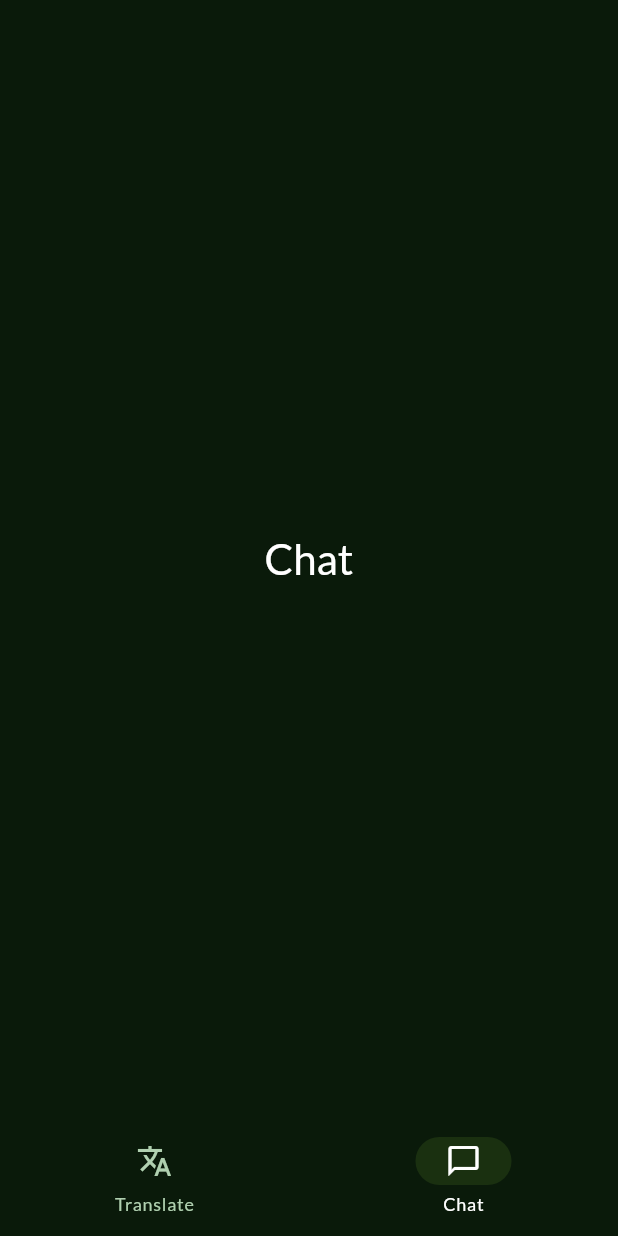
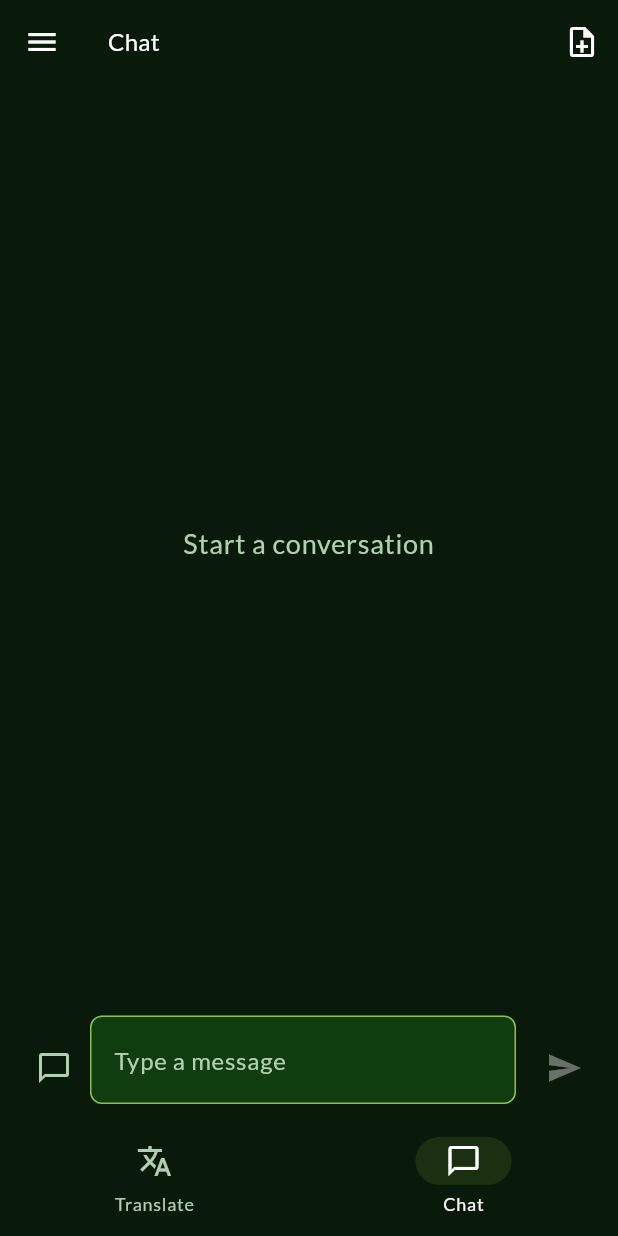
Before and after one commit to sneptech/bittybot, a Flutter app: the MainShell screen opened directly, item 2 of the bottom bar chosen, on a phone screen of 412 x 824 dp. Run offline on Flutter 3.47's test engine with Material 3 defaults, Android fonts, the phone set to English and light mode, and no system bars; our stand-ins replace connectivity_plus, convert, drift, drift_flutter, flutter_localized_locales, flutter_riverpod and 3 more; missing offline and left inert: background_downloader, country_flags, disk_space_plus, llama_cpp_dart, system_info_plus; accounts and stored records are empty; generated files the repository leaves out were written again; statements that could not run were skipped.

Commit message:
feat(chat-ui): [T-03] Phase 6 chat screen, bubble list, input bar, session messages provider
Add multi-turn chat UI with token streaming, optimistic display, stop
button, typing indicator, and web search mode toggle. Wire ChatScreen
into MainShell navigation tab.

New files:
- chat_session_messages_provider.dart + .g.dart (Riverpod stream provider)
- chat_screen.dart (main chat screen with drawer + app bar)
- chat_bubble_list.dart (message bubbles with word-level streaming)
- chat_input_bar.dart (expandable input with send/stop toggle + web mode)

Modified:
- main_shell.dart (chat tab now uses ChatScreen)

L10n keys (chatEmptyState, chatInputHint, copyMessage, web search keys,
tooltip keys) committed separately in 5d85057.

Co-Authored-By: Claude Opus 4.6 <noreply@anthropic.com>

```diff
--- /dev/null
+++ b/lib/features/chat/presentation/chat_screen.dart
@@ -0,0 +1,117 @@
+import 'package:flutter/material.dart';
+import 'package:flutter_riverpod/flutter_riverpod.dart';
+
+import '../../../core/l10n/app_localizations.dart';
+import '../../../core/theme/app_colors.dart';
+import '../application/chat_notifier.dart';
+import 'widgets/chat_bubble_list.dart';
+import 'widgets/chat_history_drawer.dart';
+import 'widgets/chat_input_bar.dart';
+
+/// Chat screen — the primary user-facing screen where multi-turn chat happens.
+///
+/// Scaffold layout:
+/// - [AppBar]: title + new session [IconButton].
+/// - Context-full banner: shown when [ChatState.isContextFull] is true.
+/// - [ChatBubbleList]: expanded, fills available space.
+/// - [ChatInputBar]: multi-line expandable input with send/stop.
+///
+/// Keyboard avoidance: [Scaffold.resizeToAvoidBottomInset] defaults to true.
+/// The input bar is wrapped in [SafeArea] (bottom: true) inside [ChatInputBar].
+///
+/// RTL-ready: all padding uses [EdgeInsetsDirectional].
+class ChatScreen extends ConsumerWidget {
+  const ChatScreen({super.key});
+
+  @override
+  Widget build(BuildContext context, WidgetRef ref) {
+    final l10n = AppLocalizations.of(context);
+    final state = ref.watch(chatProvider);
+    final textTheme = Theme.of(context).textTheme;
+
+    return Scaffold(
+      drawer: const ChatHistoryDrawer(),
+      appBar: AppBar(
+        leading: Builder(
+          builder: (context) => IconButton(
+            onPressed: () => Scaffold.of(context).openDrawer(),
+            icon: const Icon(Icons.menu),
+            color: AppColors.onSurface,
+          ),
+        ),
+        title: Text(
+          l10n.chat,
+          style: textTheme.titleMedium?.copyWith(color: AppColors.onSurface),
+        ),
+        actions: [
+          IconButton(
+            onPressed: state.isGenerating
+                ? null
+                : () => ref.read(chatProvider.notifier).startNewSession(),
+            icon: const Icon(Icons.note_add_outlined),
+            tooltip: l10n.newSession,
+            color: state.isGenerating
+                ? AppColors.onSurfaceVariant
+                : AppColors.onSurface,
+          ),
+        ],
+      ),
+      body: Column(
+        children: [
+          // Context-full banner.
+          if (state.isContextFull)
+            _ContextFullBanner(
+              onNewSession: () => ref
+                  .read(chatProvider.notifier)
+                  .startNewSessionWithCarryForward(),
+              l10n: l10n,
+            ),
+
+          // Bubble list — fills available space.
+          const Expanded(child: ChatBubbleList()),
+
+          // Input bar — hugs the bottom with SafeArea inside.
+          const ChatInputBar(),
+        ],
+      ),
+    );
+  }
+}
+
+/// Subtle warning banner shown when the chat context approaches
+/// the model's limit (~90% of nCtx=2048 tokens).
+class _ContextFullBanner extends StatelessWidget {
+  const _ContextFullBanner({required this.onNewSession, required this.l10n});
+
+  final VoidCallback onNewSession;
+  final AppLocalizations l10n;
+
+  @override
+  Widget build(BuildContext context) {
+    final textTheme = Theme.of(context).textTheme;
+
+    return Container(
+      color: AppColors.secondaryContainer,
+      padding: const EdgeInsetsDirectional.fromSTEB(16, 8, 8, 8),
+      child: Row(
+        children: [
+          Expanded(
+            child: Text(
+              l10n.contextFullBanner,
+              style: textTheme.bodySmall?.copyWith(
+                color: AppColors.onSecondaryContainer,
+              ),
+            ),
+          ),
+          TextButton(
+            onPressed: onNewSession,
+            child: Text(
+              l10n.newSession,
+              style: textTheme.labelSmall?.copyWith(color: AppColors.secondary),
+            ),
+          ),
+        ],
+      ),
+    );
+  }
+}
--- /dev/null
+++ b/lib/features/chat/presentation/widgets/chat_bubble_list.dart
@@ -0,0 +1,276 @@
+import 'package:flutter/material.dart';
+import 'package:flutter/services.dart';
+import 'package:flutter_riverpod/flutter_riverpod.dart';
+
+import '../../../../core/l10n/app_localizations.dart';
+import '../../../../core/theme/app_colors.dart';
+import '../../../translation/presentation/widgets/typing_indicator.dart';
+import '../../application/chat_notifier.dart';
+import '../../application/chat_session_messages_provider.dart';
+
+/// Chat-style bubble list for the Chat screen.
+///
+/// Message sourcing:
+/// - Persisted messages come from [chatSessionMessagesProvider] (reactive Drift
+///   stream).
+/// - The in-progress streaming message is shown from
+///   [ChatState.currentResponse] with word-level batching during streaming.
+///
+/// Word-level batching:
+/// - Space-delimited scripts (Latin, Arabic, Cyrillic, etc.): display up to
+///   the last complete word boundary during streaming; full text when done.
+/// - Non-space-delimited scripts (CJK, Japanese kana, Thai, etc.): display
+///   token-by-token (full accumulated text).
+///
+/// Auto-scroll fires after each state update via [addPostFrameCallback], but
+/// only if the user is already near the bottom (within 100 pixels).
+///
+/// RTL-ready: all padding uses [EdgeInsetsDirectional].
+class ChatBubbleList extends ConsumerStatefulWidget {
+  const ChatBubbleList({super.key});
+
+  @override
+  ConsumerState<ChatBubbleList> createState() => _ChatBubbleListState();
+}
+
+class _ChatBubbleListState extends ConsumerState<ChatBubbleList> {
+  final ScrollController _scrollController = ScrollController();
+
+  @override
+  void dispose() {
+    _scrollController.dispose();
+    super.dispose();
+  }
+
+  void _scrollToBottom() {
+    WidgetsBinding.instance.addPostFrameCallback((_) {
+      if (!_scrollController.hasClients) return;
+      final max = _scrollController.position.maxScrollExtent;
+      final current = _scrollController.offset;
+      // Only auto-scroll if user is within 100px of the bottom.
+      if (max - current <= 100) {
+        _scrollController.animateTo(
+          max,
+          duration: const Duration(milliseconds: 300),
+          curve: Curves.easeOut,
+        );
+      }
+    });
+  }
+
+  /// Returns true if [text] contains characters from non-space-delimited
+  /// scripts.
+  bool _isSpaceDelimited(String text) {
+    // CJK Unified Ideographs
+    if (text.contains(RegExp(r'[\u4E00-\u9FFF]'))) return false;
+    // Japanese hiragana + katakana
+    if (text.contains(RegExp(r'[\u3040-\u30FF]'))) return false;
+    // Thai
+    if (text.contains(RegExp(r'[\u0E00-\u0E7F]'))) return false;
+    // Lao
+    if (text.contains(RegExp(r'[\u0E80-\u0EFF]'))) return false;
+    // Khmer
+    if (text.contains(RegExp(r'[\u1780-\u17FF]'))) return false;
+    // Burmese/Myanmar
+    if (text.contains(RegExp(r'[\u1000-\u109F]'))) return false;
+    return true;
+  }
+
+  /// Returns the text to show in the streaming bubble.
+  ///
+  /// For space-delimited scripts: trim to last complete word during streaming.
+  /// For CJK/Thai/etc.: show full accumulated text.
+  String _streamingDisplayText(String text, bool isGenerating) {
+    if (!isGenerating) return text;
+    if (!_isSpaceDelimited(text)) return text;
+
+    // Find the last whitespace boundary.
+    final lastSpace = text.lastIndexOf(RegExp(r'\s'));
+    if (lastSpace <= 0) return text; // no complete word yet — show as-is
+    return text.substring(0, lastSpace + 1);
+  }
+
+  /// Shows a bottom sheet context menu for [content] with a copy action.
+  ///
+  /// Writes [content] to the clipboard via [Clipboard.setData] and shows a
+  /// brief "Copied" [SnackBar] on success.
+  void _showBubbleMenu(BuildContext context, String content) {
+    final l10n = AppLocalizations.of(context);
+    showModalBottomSheet<void>(
+      context: context,
+      builder: (_) => SafeArea(
+        child: Column(
+          mainAxisSize: MainAxisSize.min,
+          children: [
+            ListTile(
+              leading: const Icon(Icons.copy, color: AppColors.onSurface),
+              title: Text(
+                l10n.copyMessage,
+                style: Theme.of(context).textTheme.bodyMedium?.copyWith(
+                      color: AppColors.onSurface,
+                    ),
+              ),
+              onTap: () async {
+                await Clipboard.setData(ClipboardData(text: content));
+                if (context.mounted) {
+                  Navigator.pop(context);
+                  ScaffoldMessenger.of(context).showSnackBar(
+                    SnackBar(
+                      content: Text(l10n.copied),
+                      duration: const Duration(seconds: 1),
+                    ),
+                  );
+                }
+              },
+            ),
+          ],
+        ),
+      ),
+    );
+  }
+
+  Widget _buildUserBubble(String content) {
+    return GestureDetector(
+      onLongPress: () => _showBubbleMenu(context, content),
+      child: Align(
+        alignment: AlignmentDirectional.centerEnd,
+        child: Container(
+          constraints: BoxConstraints(
+            maxWidth: MediaQuery.of(context).size.width * 0.80,
+          ),
+          margin: const EdgeInsetsDirectional.fromSTEB(48, 4, 12, 4),
+          padding: const EdgeInsetsDirectional.fromSTEB(12, 10, 12, 10),
+          decoration: const BoxDecoration(
+            color: AppColors.primaryContainer,
+            borderRadius: BorderRadius.only(
+              topLeft: Radius.circular(16),
+              topRight: Radius.circular(16),
+              bottomLeft: Radius.circular(16),
+              bottomRight: Radius.circular(4),
+            ),
+          ),
+          child: Text(
+            content,
+            style: Theme.of(context).textTheme.bodyMedium?.copyWith(
+                  color: AppColors.onSurface,
+                ),
+          ),
+        ),
+      ),
+    );
+  }
+
+  Widget _buildAssistantBubble(String content, {bool allowCopy = true}) {
+    final bubble = Align(
+      alignment: AlignmentDirectional.centerStart,
+      child: Container(
+        constraints: BoxConstraints(
+          maxWidth: MediaQuery.of(context).size.width * 0.80,
+        ),
+        margin: const EdgeInsetsDirectional.fromSTEB(12, 4, 48, 4),
+        padding: const EdgeInsetsDirectional.fromSTEB(12, 10, 12, 10),
+        decoration: const BoxDecoration(
+          color: AppColors.surfaceContainer,
+          borderRadius: BorderRadius.only(
+            topLeft: Radius.circular(16),
+            topRight: Radius.circular(16),
+            bottomLeft: Radius.circular(4),
+            bottomRight: Radius.circular(16),
+          ),
+        ),
+        child: Text(
+          content,
+          style: Theme.of(context).textTheme.bodyMedium?.copyWith(
+                color: AppColors.onSurface,
+              ),
+        ),
+      ),
+    );
+
+    if (!allowCopy) return bubble;
+
+    return GestureDetector(
+      onLongPress: () => _showBubbleMenu(context, content),
+      child: bubble,
+    );
+  }
+
+  @override
+  Widget build(BuildContext context) {
+    final l10n = AppLocalizations.of(context);
+    final state = ref.watch(chatProvider);
+
+    final sessionId = state.activeSession?.id;
+
+    // Watch persisted messages if a session exists.
+    final messagesAsync = sessionId != null
+        ? ref.watch(chatSessionMessagesProvider(sessionId))
+        : null;
+
+    final dbMessages = messagesAsync?.value ?? state.messages;
+
+    final isGenerating = state.isGenerating;
+    final streamingText = state.currentResponse;
+    final showTypingIndicator = isGenerating && streamingText.isEmpty;
+    final showStreamingBubble = isGenerating && streamingText.isNotEmpty;
+    final displayStreamingText =
+        _streamingDisplayText(streamingText, isGenerating);
+
+    // Trigger auto-scroll when content changes.
+    if (dbMessages.isNotEmpty || showStreamingBubble || showTypingIndicator) {
+      _scrollToBottom();
+    }
+
+    // Empty state.
+    if (dbMessages.isEmpty && !isGenerating) {
+      return Center(
+        child: Text(
+          l10n.chatEmptyState,
+          style: Theme.of(context).textTheme.bodyLarge?.copyWith(
+                color: AppColors.onSurfaceVariant,
+              ),
+          textAlign: TextAlign.center,
+        ),
+      );
+    }
+
+    // Build item list: DB messages + typing indicator + streaming bubble.
+    final int typingIndex = dbMessages.length;
+    final int streamingIndex = typingIndex + (showTypingIndicator ? 1 : 0);
+    final int itemCount =
+        dbMessages.length +
+        (showTypingIndicator ? 1 : 0) +
+        (showStreamingBubble ? 1 : 0);
+
+    return ListView.builder(
+      controller: _scrollController,
+      padding: const EdgeInsetsDirectional.fromSTEB(0, 8, 0, 8),
+      itemCount: itemCount,
+      itemBuilder: (context, index) {
+        // DB message bubble.
+        if (index < dbMessages.length) {
+          final msg = dbMessages[index];
+          if (msg.role == 'user') {
+            return _buildUserBubble(msg.content);
+          }
+          return _buildAssistantBubble(msg.content);
+        }
+
+        // Typing indicator.
+        if (index == typingIndex && showTypingIndicator) {
+          return TypingIndicator(isVisible: showTypingIndicator);
+        }
+
+        // Streaming assistant bubble — copy disabled during active streaming.
+        if (index == streamingIndex && showStreamingBubble) {
+          return _buildAssistantBubble(
+            displayStreamingText,
+            allowCopy: false,
+          );
+        }
+
+        return const SizedBox.shrink();
+      },
+    );
+  }
+}
--- /dev/null
+++ b/lib/features/chat/presentation/widgets/chat_input_bar.dart
@@ -0,0 +1,224 @@
+import 'package:flutter/material.dart';
+import 'package:flutter_riverpod/flutter_riverpod.dart';
+import 'package:connectivity_plus/connectivity_plus.dart';
+
+import '../../../../core/l10n/app_localizations.dart';
+import '../../../../core/theme/app_colors.dart';
+import '../../application/web_fetch_provider.dart';
+import '../../application/chat_notifier.dart';
+import '../../data/web_fetch_service.dart';
+import 'web_mode_indicator.dart';
+
+/// Multi-line expandable input bar for the Chat screen.
+///
+/// Features:
+/// - [TextField] with minLines: 1, maxLines: 6 — grows as user types.
+/// - [TextInputAction.newline] — Enter inserts newline; send is button-only.
+/// - Soft character limit: counter shown at 400+, error colour at 500+.
+/// - Send/Stop toggle with [AnimatedSwitcher] for smooth icon transition.
+/// - Send disabled when input is empty or model not ready.
+/// - Stop button calls [ChatNotifier.stopGeneration] during streaming.
+///
+/// RTL-ready: layout uses [EdgeInsetsDirectional] and [Row] cross-axis
+/// alignment to bottom for multi-line behaviour.
+class ChatInputBar extends ConsumerStatefulWidget {
+  const ChatInputBar({super.key});
+
+  @override
+  ConsumerState<ChatInputBar> createState() => _ChatInputBarState();
+}
+
+class _ChatInputBarState extends ConsumerState<ChatInputBar> {
+  final TextEditingController _textController = TextEditingController();
+  bool _isWebMode = false;
+
+  @override
+  void dispose() {
+    _textController.dispose();
+    super.dispose();
+  }
+
+  Future<void> _onSend(ChatState state) async {
+    final text = _textController.text.trim();
+    if (text.isEmpty || !state.isModelReady) return;
+    _textController.clear();
+    if (_isWebMode) {
+      await _handleWebFetch(text);
+      return;
+    }
+    await ref.read(chatProvider.notifier).sendMessage(text);
+  }
+
+  void _onStop() {
+    ref.read(chatProvider.notifier).stopGeneration();
+  }
+
+  Future<void> _handleWebFetch(String url) async {
+    final l10n = AppLocalizations.of(context);
+    final connectivityResults = await Connectivity().checkConnectivity();
+    final hasConnectivity = connectivityResults.any(
+      (result) => result != ConnectivityResult.none,
+    );
+
+    if (!hasConnectivity) {
+      if (!mounted) return;
+      ScaffoldMessenger.of(context).showSnackBar(
+        SnackBar(content: Text(l10n.noInternetConnection)),
+      );
+      return;
+    }
+
+    if (mounted) {
+      ScaffoldMessenger.of(context).showSnackBar(
+        SnackBar(
+          content: Text(l10n.fetchingPage),
+          duration: const Duration(seconds: 1),
+        ),
+      );
+    }
+
+    final notifier = ref.read(chatProvider.notifier);
+    await notifier.sendMessage('[Web] $url');
+
+    try {
+      final webFetchService = ref.read(webFetchServiceProvider);
+      final content = await webFetchService.fetchAndExtract(url);
+      final prompt = '${l10n.webSearchPrompt}\n\n$content';
+      await notifier.sendMessage(prompt);
+    } on WebFetchException catch (error) {
+      if (!mounted) return;
+      ScaffoldMessenger.of(context).showSnackBar(
+        SnackBar(content: Text(error.message)),
+      );
+    }
+  }
+
+  @override
+  Widget build(BuildContext context) {
+    final l10n = AppLocalizations.of(context);
+    final state = ref.watch(chatProvider);
+    final textTheme = Theme.of(context).textTheme;
+
+    return SafeArea(
+      bottom: true,
+      child: Padding(
+        padding: const EdgeInsetsDirectional.fromSTEB(12, 8, 12, 8),
+        child: Column(
+          mainAxisSize: MainAxisSize.min,
+          crossAxisAlignment: CrossAxisAlignment.stretch,
+          children: [
+            if (_isWebMode) ...[
+              const WebModeIndicator(),
+              const SizedBox(height: 8),
+            ],
+            Row(
+              crossAxisAlignment: CrossAxisAlignment.end,
+              children: [
+                IconButton(
+                  onPressed: state.isGenerating
+                      ? null
+                      : () => setState(() => _isWebMode = !_isWebMode),
+                  icon: Icon(
+                    _isWebMode
+                        ? Icons.language
+                        : Icons.chat_bubble_outline,
+                  ),
+                  color: _isWebMode
+                      ? AppColors.secondary
+                      : AppColors.onSurfaceVariant,
+                  tooltip: _isWebMode
+                      ? l10n.switchToChat
+                      : l10n.switchToWebSearch,
+                ),
+                Expanded(
+                  child: ValueListenableBuilder<TextEditingValue>(
+                    valueListenable: _textController,
+                    builder: (context, value, _) {
+                      return TextField(
+                        controller: _textController,
+                        minLines: 1,
+                        maxLines: 6,
+                        keyboardType: TextInputType.multiline,
+                        textInputAction: TextInputAction.newline,
+                        enabled: state.isModelReady,
+                        decoration: InputDecoration(
+                          hintText: _isWebMode
+                              ? l10n.webSearchInputHint
+                              : l10n.chatInputHint,
+                        ),
+                      );
+                    },
+                  ),
+                ),
+                const SizedBox(width: 8),
+                // Send/Stop toggle button.
+                ValueListenableBuilder<TextEditingValue>(
+                  valueListenable: _textController,
+                  builder: (context, value, _) {
+                    final isEmpty = value.text.trim().isEmpty;
+                    final canSend = !isEmpty && state.isModelReady;
+
+                    if (state.isGenerating) {
+                      return IconButton(
+                        onPressed: _onStop,
+                        icon: AnimatedSwitcher(
+                          duration: const Duration(milliseconds: 200),
+                          child: const Icon(
+                            Icons.stop_circle,
+                            key: ValueKey('stop'),
+                          ),
+                        ),
+                        color: AppColors.secondary,
+                        tooltip: l10n.stopTooltip,
+                      );
+                    }
+
+                    return IconButton(
+                      onPressed: canSend ? () => _onSend(state) : null,
+                      icon: AnimatedSwitcher(
+                        duration: const Duration(milliseconds: 200),
+                        child: const Icon(
+                          Icons.send,
+                          key: ValueKey('send'),
+                        ),
+                      ),
+                      color: canSend
+                          ? AppColors.secondary
+                          : AppColors.onSurfaceVariant,
+                      tooltip: l10n.sendTooltip,
+                    );
+                  },
+                ),
+              ],
+            ),
+            // Soft character limit counter.
+            ValueListenableBuilder<TextEditingValue>(
+              valueListenable: _textController,
+              builder: (context, value, _) {
+                final length = value.text.length;
+                if (length <= 400) return const SizedBox.shrink();
+
+                final isOverLimit = length > 500;
+                final counterText = isOverLimit
+                    ? l10n.characterLimitWarning
+                    : '$length / 500';
+                return Padding(
+                  padding: const EdgeInsetsDirectional.fromSTEB(4, 2, 4, 0),
+                  child: Text(
+                    counterText,
+                    style: textTheme.bodySmall?.copyWith(
+                      color: isOverLimit
+                          ? AppColors.error
+                          : AppColors.onSurfaceVariant,
+                    ),
+                    textAlign: TextAlign.end,
+                  ),
+                );
+              },
+            ),
+          ],
+        ),
+      ),
+    );
+  }
+}
--- a/lib/widgets/main_shell.dart
+++ b/lib/widgets/main_shell.dart
@@ -2,10 +2,11 @@ import 'package:flutter/material.dart';
 import 'package:flutter_riverpod/flutter_riverpod.dart';
 
 import '../core/l10n/app_localizations.dart';
+import '../features/chat/presentation/chat_screen.dart';
 import '../features/translation/presentation/translation_screen.dart';
 
 /// Main navigation shell — NavigationBar with Translate (index 0) and Chat
-/// (index 1, Phase 6 placeholder) tabs.
+/// (index 1) tabs.
 ///
 /// Uses [IndexedStack] so both screens stay alive when switching tabs —
 /// translation state is NOT lost when the user visits the Chat tab.
@@ -22,7 +23,7 @@ class MainShell extends ConsumerStatefulWidget {
 }
 
 class _MainShellState extends ConsumerState<MainShell> {
-  int _selectedIndex = 0; // 0 = Translate, 1 = Chat (placeholder)
+  int _selectedIndex = 0; // 0 = Translate, 1 = Chat
 
   @override
   Widget build(BuildContext context) {
@@ -33,13 +34,7 @@ class _MainShellState extends ConsumerState<MainShell> {
         index: _selectedIndex,
         children: [
           const TranslationScreen(),
-          // Phase 6 Chat screen — placeholder for now.
-          Center(
-            child: Text(
-              l10n.chat,
-              style: Theme.of(context).textTheme.headlineMedium,
-            ),
-          ),
+          const ChatScreen(),
         ],
       ),
       bottomNavigationBar: NavigationBar(
```
Also changed, not shown: lib/features/chat/application/chat_session_messages_provider.dart (added, +18 -0 lines), lib/features/chat/application/chat_session_messages_provider.g.dart (added).
